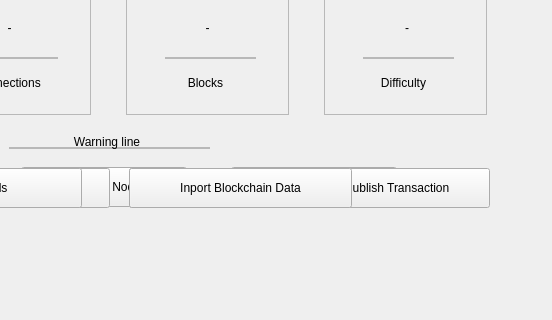
Qt form windows_desktop/u_nodeinfo_w.ui (0xkobe/mwc-wallet) before a commit; both pictures show x 338 to 890 and y 239 to 559 of the 890 by 559 pixel window.
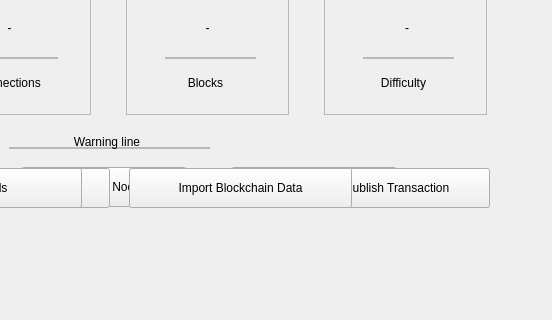
The same form after that commit. Icons and pictures are not drawn. Custom widgets are drawn as their Qt base class.

Patch:
```diff
--- a/windows_desktop/u_nodeinfo_w.ui
+++ b/windows_desktop/u_nodeinfo_w.ui
@@ -751,7 +751,7 @@
           <string>Import blockchain data from Online Node</string>
          </property>
          <property name="text">
-          <string>Inport Blockchain Data</string>
+          <string>Import Blockchain Data</string>
          </property>
         </widget>
        </widget>
```
